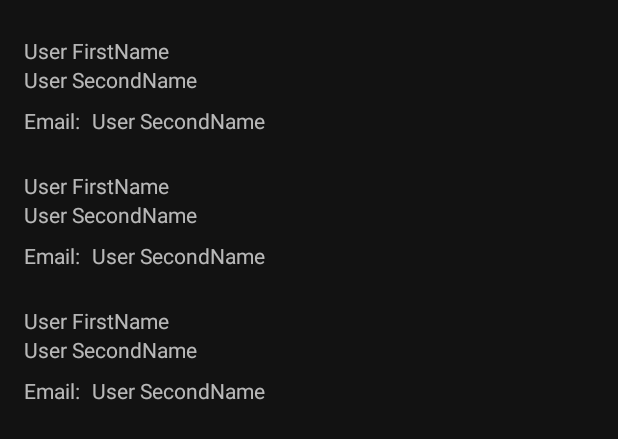
After one commit to stan-ko/ukd_dummy, an Android app: the layout activity_net.xml on its own in the app's theme, with its tools: preview values and no code run, on a phone screen of 412 x 824 dp. The commit adds this screen. Shown: the top 439 px of the screen. Run offline under Robolectric (Android 15) with nearby library versions, the phone set to English and light mode, and no system bars.

Commit message:
додано роботу з АРІ/інтернет

```diff
--- a/app/src/main/AndroidManifest.xml
+++ b/app/src/main/AndroidManifest.xml
@@ -36,6 +36,7 @@
 
         <activity android:name=".SignUpActivity" />
         <activity android:name=".SignInActivity" />
+        <activity android:name="ua.ukd.dummy.net.NetActivity" />
 
 
     </application>
--- /dev/null
+++ b/app/src/main/res/layout/activity_net.xml
@@ -0,0 +1,19 @@
+<?xml version="1.0" encoding="utf-8"?>
+<FrameLayout xmlns:android="http://schemas.android.com/apk/res/android"
+    xmlns:app="http://schemas.android.com/apk/res-auto"
+    xmlns:tools="http://schemas.android.com/tools"
+    android:layout_width="match_parent"
+    android:layout_height="match_parent"
+    android:padding="8dp"
+    tools:context="ua.ukd.dummy.MainActivity">
+
+    <androidx.recyclerview.widget.RecyclerView
+        android:id="@+id/recyclerView"
+        android:layout_width="match_parent"
+        android:layout_height="match_parent"
+        app:layoutManager="androidx.recyclerview.widget.LinearLayoutManager"
+        tools:listitem="@layout/list_item_user" />
+
+    <include layout="@layout/progress" />
+
+</FrameLayout>
--- /dev/null
+++ b/app/src/main/res/layout/list_item_user.xml
@@ -0,0 +1,60 @@
+<?xml version="1.0" encoding="utf-8"?>
+<androidx.constraintlayout.widget.ConstraintLayout xmlns:android="http://schemas.android.com/apk/res/android"
+    xmlns:app="http://schemas.android.com/apk/res-auto"
+    xmlns:tools="http://schemas.android.com/tools"
+    android:layout_marginBottom="8dp"
+    android:layout_width="match_parent"
+    android:layout_height="wrap_content"
+    android:paddingHorizontal="8dp">
+
+    <TextView
+        android:id="@+id/tvFirstName"
+        android:layout_width="wrap_content"
+        android:layout_height="wrap_content"
+        android:layout_gravity="center"
+        android:layout_marginTop="16dp"
+        app:layout_constraintStart_toStartOf="parent"
+        app:layout_constraintTop_toTopOf="parent"
+        tools:text="User FirstName" />
+
+    <TextView
+        android:id="@+id/tvLastName"
+        android:layout_width="wrap_content"
+        android:layout_height="wrap_content"
+        app:layout_constraintStart_toStartOf="parent"
+        app:layout_constraintTop_toBottomOf="@+id/tvFirstName"
+        tools:text="User SecondName" />
+
+    <TextView
+        android:id="@+id/tvEmailLabel"
+        android:layout_width="wrap_content"
+        android:layout_height="wrap_content"
+        android:layout_gravity="center"
+        android:layout_marginTop="8dp"
+        android:text="@string/email"
+        app:layout_constraintStart_toStartOf="parent"
+        app:layout_constraintTop_toBottomOf="@+id/tvLastName" />
+
+    <TextView
+        android:id="@+id/tvEmail"
+        android:layout_width="wrap_content"
+        android:layout_height="wrap_content"
+        android:layout_gravity="center"
+        android:layout_marginStart="8dp"
+        android:layout_marginTop="8dp"
+        app:layout_constraintStart_toEndOf="@+id/tvEmailLabel"
+        app:layout_constraintTop_toBottomOf="@+id/tvLastName"
+        tools:text="User SecondName" />
+
+    <ImageView
+        android:id="@+id/ivAvatar"
+        android:layout_width="wrap_content"
+        android:layout_height="0dp"
+        android:adjustViewBounds="true"
+        app:layout_constraintBottom_toBottomOf="@+id/tvEmailLabel"
+        app:layout_constraintEnd_toEndOf="parent"
+        app:layout_constraintTop_toTopOf="parent"
+        tools:layout_height="64dp"
+        tools:layout_width="64dp" />
+
+</androidx.constraintlayout.widget.ConstraintLayout>
--- a/app/src/main/res/values/strings.xml
+++ b/app/src/main/res/values/strings.xml
@@ -23,6 +23,9 @@
     <string name="dialog_permission_camera_message">In order to make photo you must grant permission to use camera</string>
     <string name="dialog_camera_permission_title">Camera Permission</string>
     <string name="open_settings">Open Settings</string>
+    <string name="email">Email:</string>
+    <string name="network_api_error">Network/API error</string>
+    <string name="something_went_wrong">Something went wrong - please try again later</string>
 
 
 </resources>
```
Also changed, not shown: app/build.gradle.kts (+23 -17 lines), app/src/main/java/ua/ukd/dummy/MainActivity.java (+4 -4 lines), app/src/main/java/ua/ukd/dummy/net/NetActivity.java (added, +104 -0 lines), app/src/main/java/ua/ukd/dummy/net/RetrofitClient.java (added, +36 -0 lines), app/src/main/java/ua/ukd/dummy/net/User.java (added, +61 -0 lines), app/src/main/java/ua/ukd/dummy/net/UserAdapter.java (added, +74 -0 lines), app/src/main/java/ua/ukd/dummy/net/UserResponse.java (added, +37 -0 lines), app/src/main/java/ua/ukd/dummy/net/UserService.java (added, +13 -0 lines), app/src/main/res/layout/activity_main.xml (+15 -32 lines), app/src/main/res/layout/progress.xml (added, +17 -0 lines).
